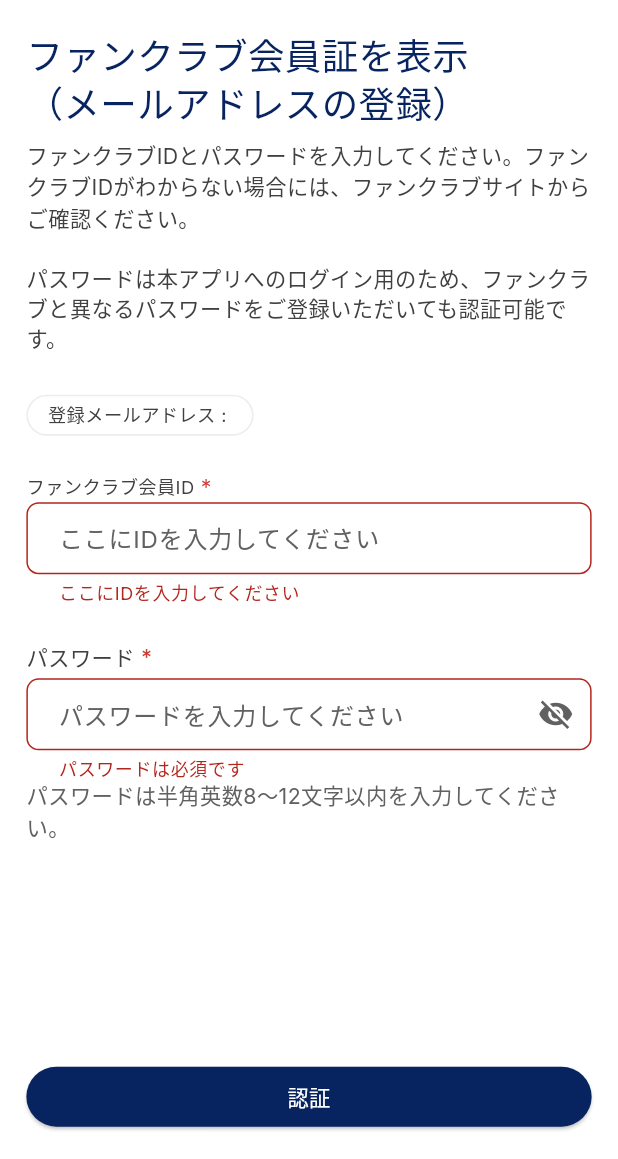
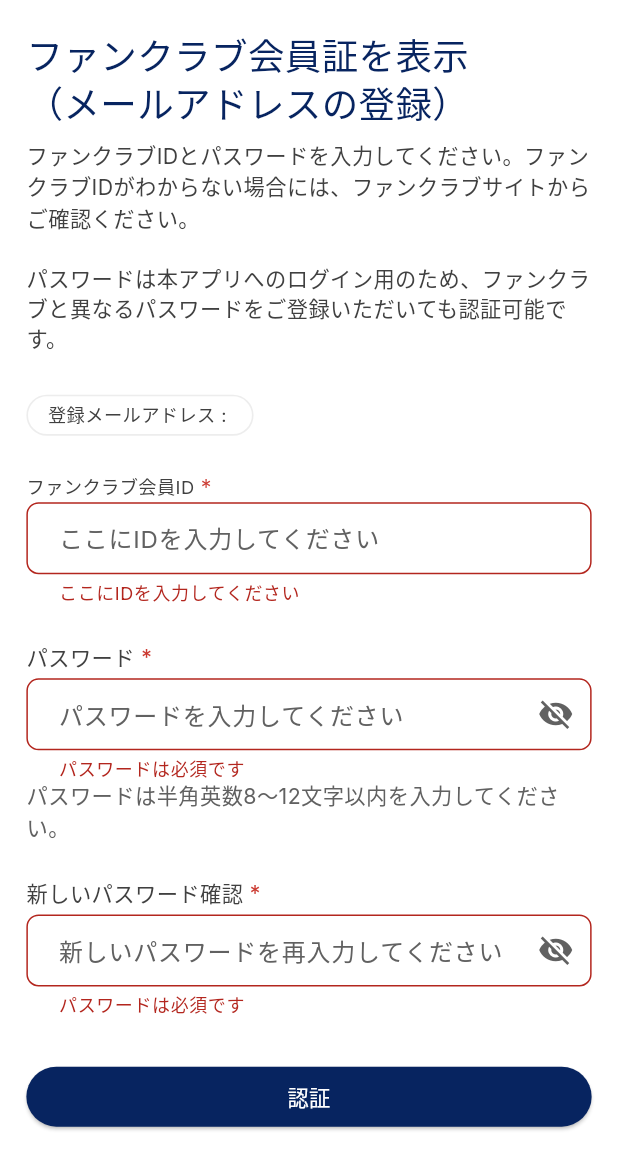
Before and after one commit to tsutomu-horie/blueSharks-app, a Flutter app: the RegisterMemberFanclubScreen screen opened by its route, after a tap on "認証", on a phone screen of 412 x 824 dp, the part 77-1236 px from its top. Run offline on Flutter 3.47's test engine with Material 3 defaults, Android fonts, the phone set to English and light mode, and no system bars; our stand-ins replace awesome_notifications, cached_network_image, dotted_border, dotted_line, firebase_analytics, firebase_core and 21 more; missing offline and left inert: dart:ffi, googleapis; accounts and stored records are empty; generated files the repository leaves out were written again.

Commit message:
add password validation on register

```diff
--- a/lib/presentation/register/register_member_fanclub/controllers/register_member_fanclub.controller.dart
+++ b/lib/presentation/register/register_member_fanclub/controllers/register_member_fanclub.controller.dart
@@ -14,6 +14,10 @@ class RegisterMemberFanclubController extends GetxController {
   final passwordTextFieldController = TextEditingController();
   final AuthProvider apiProvider = AuthProvider();
 
+  final isConfirmPasswordHidden = true.obs;
+  final confirmPasswordController = TextEditingController();
+
+
   var isPasswordHidden = true.obs;
 
   @override
@@ -23,6 +27,10 @@ class RegisterMemberFanclubController extends GetxController {
 
     AnalyticsService.logPageView(Routes.REGISTER_MEMBER_FANCLUB);
 
+  }
+
+  void toggleConfirmPasswordVisibility() {
+    isConfirmPasswordHidden.value = !isConfirmPasswordHidden.value;
   }
 
   void togglePasswordVisibility() {
--- a/lib/presentation/register/register_member_fanclub/register_member_fanclub.screen.dart
+++ b/lib/presentation/register/register_member_fanclub/register_member_fanclub.screen.dart
@@ -169,6 +169,8 @@ class RegisterMemberFanclubScreen
           ),
           SizedBox(height: 24.h),
           _buildPasswordField(controller),
+          SizedBox(height: 24.h),
+          _buildConfirmPasswordField(controller),
         ],
       ),
     );
@@ -208,6 +210,58 @@ class RegisterMemberFanclubScreen
             hintStyle: TextStyle(color: TextColor.placeholder),
             contentPadding: EdgeInsets.only(top: 2.h, left: 16.w),
             hintText: hintText,
+          ),
+        ),
+      ],
+    );
+  }
+
+  Widget _buildConfirmPasswordField(RegisterMemberFanclubController controller) {
+    return Column(
+      crossAxisAlignment: CrossAxisAlignment.start,
+      children: [
+        Row(
+          children: [
+            CustomTextView(LocaleKeys.confirm_new_password_edit.tr,
+                type: TDSFontType.labelLarge, color: TextColor.secondary),
+            CustomTextView(" *",
+                type: TDSFontType.labelLarge, color: TextColor.error),
+          ],
+        ),
+        SizedBox(height: 4.h),
+        Obx(
+              () => TextFormField(
+            obscureText: controller.isConfirmPasswordHidden.value,
+            validator: (value) {
+              if (value!.isEmpty) return LocaleKeys.error_password_required.tr;
+              if (value.length < 8) {
+                return LocaleKeys.error_password_must_8_char.tr;
+              }
+              if (value != controller.passwordTextFieldController.text) {
+                return LocaleKeys.error_password_different_new_password.tr;
+              }
+              return null;
+            },
+            controller: controller.confirmPasswordController,
+            decoration: InputDecoration(
+              errorMaxLines: 1,
+              border: OutlineInputBorder(
+                borderRadius: BorderRadius.circular(8.r),
+                borderSide: BorderSide(color: BorderColor.secondary),
+              ),
+              hintStyle: TextStyle(color: TextColor.placeholder),
+              contentPadding: EdgeInsets.only(top: 2.h, left: 16.w),
+              hintText: LocaleKeys.confirm_new_password_edit_placeholder.tr,
+              suffixIcon: IconButton(
+                icon: Icon(
+                  controller.isConfirmPasswordHidden.value
+                      ? Icons.visibility_off
+                      : Icons.visibility,
+                  color: TextColor.placeholder,
+                ),
+                onPressed: controller.toggleConfirmPasswordVisibility,
+              ),
+            ),
           ),
         ),
       ],
```
